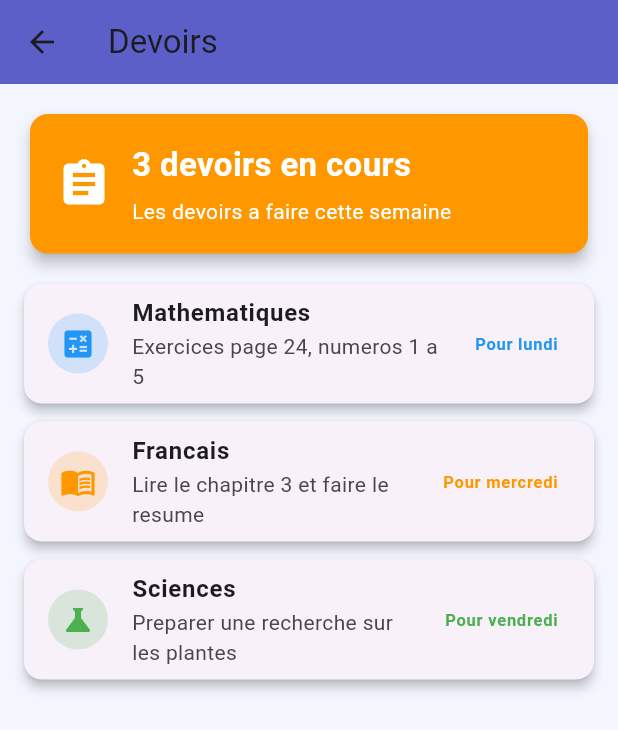
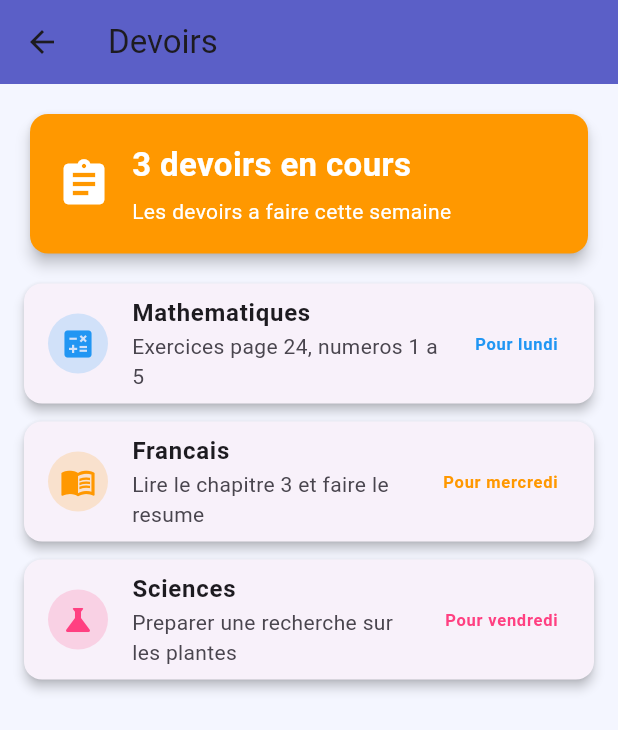
Before and after one commit to persideleonceadihou-cyber/educative, a Flutter app: the DevoirsPage screen opened directly, on a phone screen of 412 x 824 dp. Shown: the top 730 px of the screen. Run offline on Flutter 3.47's test engine with Material 3 defaults, Android fonts, the phone set to English and light mode, and no system bars.

Commit message:
Update dashboard accent colors

```diff
--- a/lib/pageecole.dart
+++ b/lib/pageecole.dart
@@ -75,7 +75,7 @@ class _PageecoleState extends State<Pageecole> {
     return Scaffold(
       backgroundColor: const Color(0xFFF4F6FF),
       appBar: AppBar(
-        backgroundColor: const Color(0xFF5B5FC7),
+        backgroundColor: Colors.blueAccent,
         title: const Column(
           crossAxisAlignment: CrossAxisAlignment.start,
           mainAxisSize: MainAxisSize.min,
--- a/lib/parentdashboard.dart
+++ b/lib/parentdashboard.dart
@@ -596,7 +596,7 @@ class DevoirsContent extends StatelessWidget {
           subtitle: 'Preparer une recherche sur les plantes',
           detail: 'Pour vendredi',
           icon: Icons.science,
-          color: Colors.green,
+          color: Colors.pinkAccent,
         ),
       ],
     );
```
